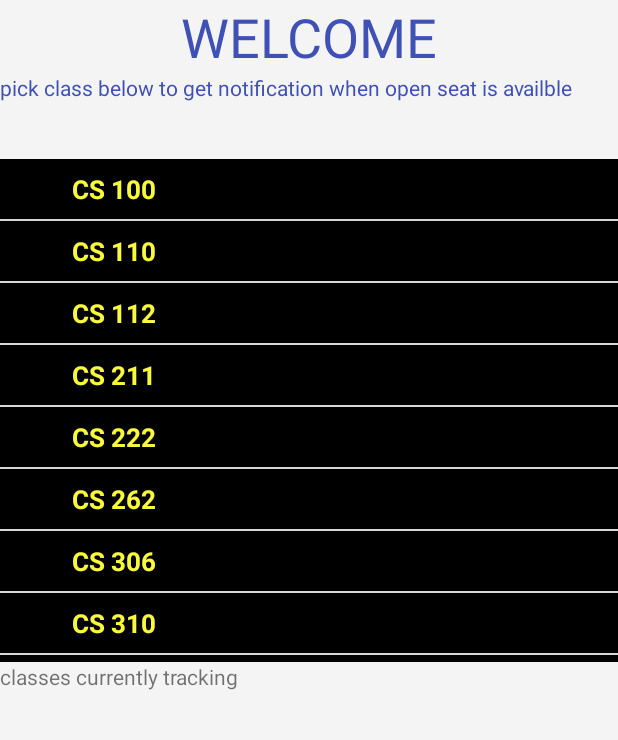
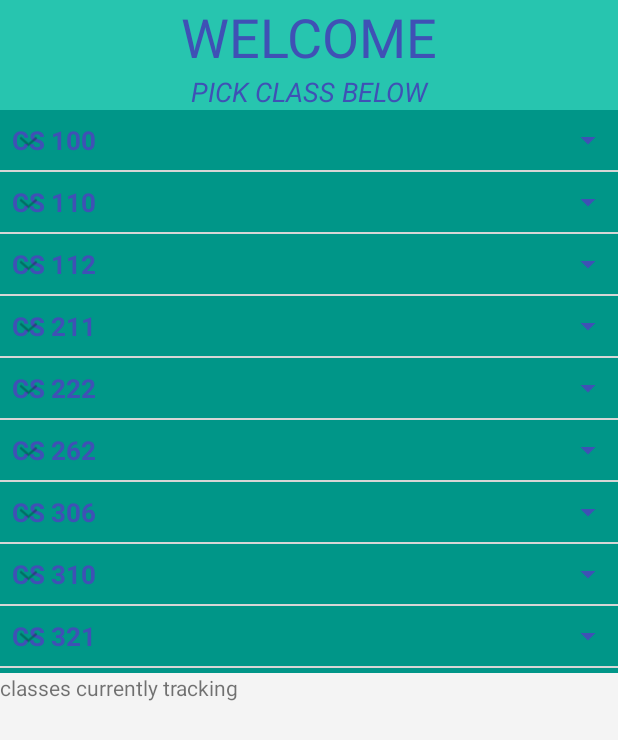
Before and after one commit to kedbirhan/Course-Tracker-app, an Android app: the screen it shows after launch (MainActivity), on a phone screen of 412 x 824 dp. Shown: the top 740 px of the screen. Run offline under Robolectric (Android 15) with nearby library versions, the phone set to English and light mode, and no system bars.

Commit message:
Ui improvement

```diff
--- a/app/src/main/java/com/example/gmucoursetracker/ExpandableListAdapter.java
+++ b/app/src/main/java/com/example/gmucoursetracker/ExpandableListAdapter.java
@@ -9,6 +9,7 @@ import android.view.LayoutInflater;
 import android.view.View;
 import android.view.ViewGroup;
 import android.widget.BaseExpandableListAdapter;
+import android.widget.ExpandableListView;
 import android.widget.TextView;
 
 public class ExpandableListAdapter extends BaseExpandableListAdapter {
@@ -17,6 +18,8 @@ public class ExpandableListAdapter extends BaseExpandableListAdapter {
     private List<String> _listDataHeader; // header titles
     // child data in format of header title, child title
     private HashMap<String, List<String>> _listDataChild;
+    int lastExpandedGroupPosition;
+
 
     public ExpandableListAdapter(Context context, List<String> listDataHeader,
                                  HashMap<String, List<String>> listChildData) {
@@ -65,6 +68,8 @@ public class ExpandableListAdapter extends BaseExpandableListAdapter {
                 .size();
     }
 
+
+
     @Override
     public Object getGroup(int groupPosition) {
         return this._listDataHeader.get(groupPosition);
@@ -94,7 +99,21 @@ public class ExpandableListAdapter extends BaseExpandableListAdapter {
                 .findViewById(R.id.lblListHeader);
         lblListHeader.setTypeface(null, Typeface.BOLD);
         lblListHeader.setText(headerTitle);
+
+
+        if (isExpanded) {
+            lblListHeader.setTypeface(null, Typeface.BOLD);
+            lblListHeader.setCompoundDrawablesWithIntrinsicBounds(0, 0,
+                    R.drawable.ic_arrow_drop_up_black_24dp, 0);
+        } else {
+            // If group is not expanded then change the text back into normal
+            // and change the icon
+
+            lblListHeader.setCompoundDrawablesWithIntrinsicBounds(0, 0,
+                    R.drawable.ic_arrow_drop_down_black_24dp, 0);
+        }
         return convertView;
+
     }
 
     @Override
--- a/app/src/main/java/com/example/gmucoursetracker/MainActivity.java
+++ b/app/src/main/java/com/example/gmucoursetracker/MainActivity.java
@@ -32,7 +32,7 @@ public class MainActivity extends Activity {
     ExpandableListView expListView;
     List<String> listDataHeader;
     HashMap<String, List<String>> listDataChild; // class name, sec follewed by its desciption
-
+    private int lastExpandedPosition = -1;
     private Intent sectionTrackerIntent;
 
     /**
@@ -119,6 +119,13 @@ public class MainActivity extends Activity {
                 Toast.makeText(getApplicationContext(),
                         listDataHeader.get(groupPosition) + " Expanded",
                         Toast.LENGTH_SHORT).show();
+
+                if (lastExpandedPosition != -1
+                        && groupPosition != lastExpandedPosition) {
+                    expListView.collapseGroup(lastExpandedPosition);
+                }
+                lastExpandedPosition = groupPosition;
+
             }
         });
 
@@ -146,7 +153,9 @@ public class MainActivity extends Activity {
             }
         });
 
+
         }
+
 //// 002, intro to java, time, day, crn, instrctor,CS475
     private void alertDialogDemo(final String [] info) {
         System.out.println(Arrays.toString(info));
--- a/app/src/main/java/com/example/gmucoursetracker/SectionTracker.java
+++ b/app/src/main/java/com/example/gmucoursetracker/SectionTracker.java
@@ -74,9 +74,7 @@ public class SectionTracker extends Service {
             results[0][0] = "1";
             results[0][2] = "0";
         }
-
         HashMap<String, String> sectionInfo = new HashMap<>();
-
         sectionInfo.put("section", info[0]);
         sectionInfo.put("title", info[1]);
         sectionInfo.put("time", info[2]);
--- /dev/null
+++ b/app/src/main/res/drawable/ic_arrow_drop_down_black_24dp.xml
@@ -0,0 +1,9 @@
+<vector xmlns:android="http://schemas.android.com/apk/res/android"
+        android:width="24dp"
+        android:height="24dp"
+        android:viewportWidth="24.0"
+        android:viewportHeight="24.0">
+    <path
+        android:fillColor="#3F51B5"
+        android:pathData="M7,10l5,5 5,-5z"/>
+</vector>
--- /dev/null
+++ b/app/src/main/res/drawable/ic_arrow_drop_up_black_24dp.xml
@@ -0,0 +1,9 @@
+<vector xmlns:android="http://schemas.android.com/apk/res/android"
+        android:width="24dp"
+        android:height="24dp"
+        android:viewportWidth="24.0"
+        android:viewportHeight="24.0">
+    <path
+        android:fillColor="#3F51B5"
+        android:pathData="M7,14l5,-5 5,5z"/>
+</vector>
--- /dev/null
+++ b/app/src/main/res/drawable/ic_keyboard_arrow_down_black_24dp.xml
@@ -0,0 +1,9 @@
+<vector xmlns:android="http://schemas.android.com/apk/res/android"
+        android:width="24dp"
+        android:height="24dp"
+        android:viewportWidth="24.0"
+        android:viewportHeight="24.0">
+    <path
+        android:fillColor="#FF000000"
+        android:pathData="M7.41,7.84L12,12.42l4.59,-4.58L18,9.25l-6,6 -6,-6z"/>
+</vector>
--- a/app/src/main/res/layout/activity_main.xml
+++ b/app/src/main/res/layout/activity_main.xml
@@ -8,6 +8,7 @@
     <TextView
         android:layout_width="match_parent"
         android:layout_height="wrap_content"
+        android:background="#27C5AF"
         android:text="WELCOME"
         android:textAlignment="center"
         android:textColor="#3F51B5"
@@ -15,14 +16,20 @@
 
     <TextView
         android:layout_width="match_parent"
-        android:layout_height="57dp"
-        android:text="pick class below to get notification when open seat is availble"
-        android:textColor="#3F51B5" />
+        android:layout_height="wrap_content"
+        android:background="#27C5AF"
+        android:text="pick class below"
+        android:textAlignment="center"
+        android:textAllCaps="true"
+        android:textAppearance="@style/TextAppearance.AppCompat.Medium"
+        android:textColor="#3F51B5"
+        android:textSize="18sp"
+        android:textStyle="italic" />
 
     <ExpandableListView
         android:id="@+id/lvExp"
         android:layout_width="match_parent"
-        android:layout_height="335dp" />
+        android:layout_height="375dp" />
 
     <TextView
         android:id="@+id/textView"
--- a/app/src/main/res/layout/list_group.xml
+++ b/app/src/main/res/layout/list_group.xml
@@ -2,17 +2,16 @@
 <LinearLayout xmlns:android="http://schemas.android.com/apk/res/android"
     android:layout_width="fill_parent"
     android:layout_height="wrap_content"
+    android:background="#009688"
     android:orientation="vertical"
-    android:padding="8dp"
-    android:background="#000000">
+    android:padding="8dp">
 
 
     <TextView
         android:id="@+id/lblListHeader"
         android:layout_width="fill_parent"
         android:layout_height="wrap_content"
-        android:paddingLeft="?android:attr/expandableListPreferredItemPaddingLeft"
-        android:textSize="17dp"
-        android:textColor="#f9f93d" />
+        android:textColor="#3F51B5"
+        android:textSize="17dp" />
 
 </LinearLayout>
```
